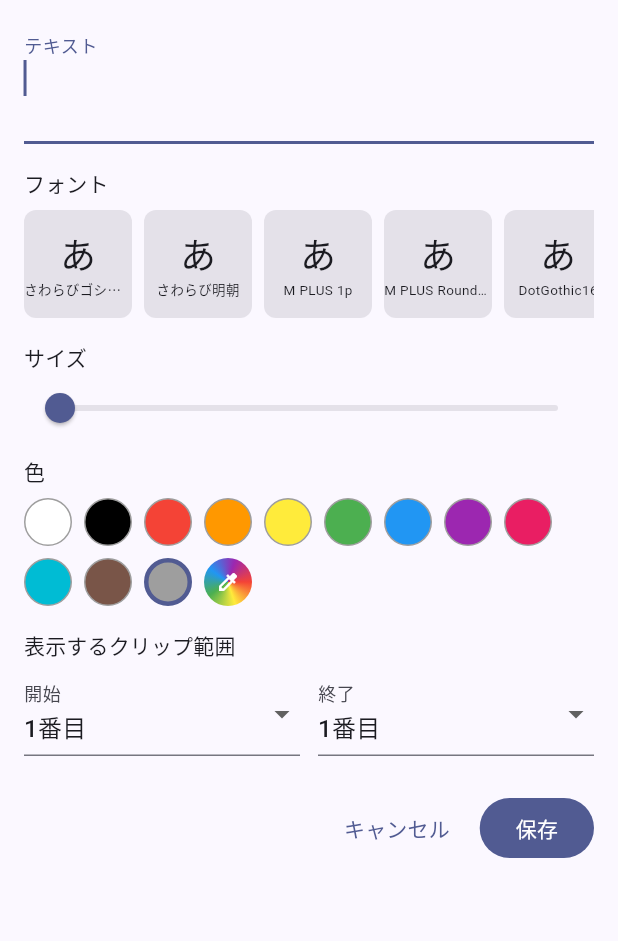
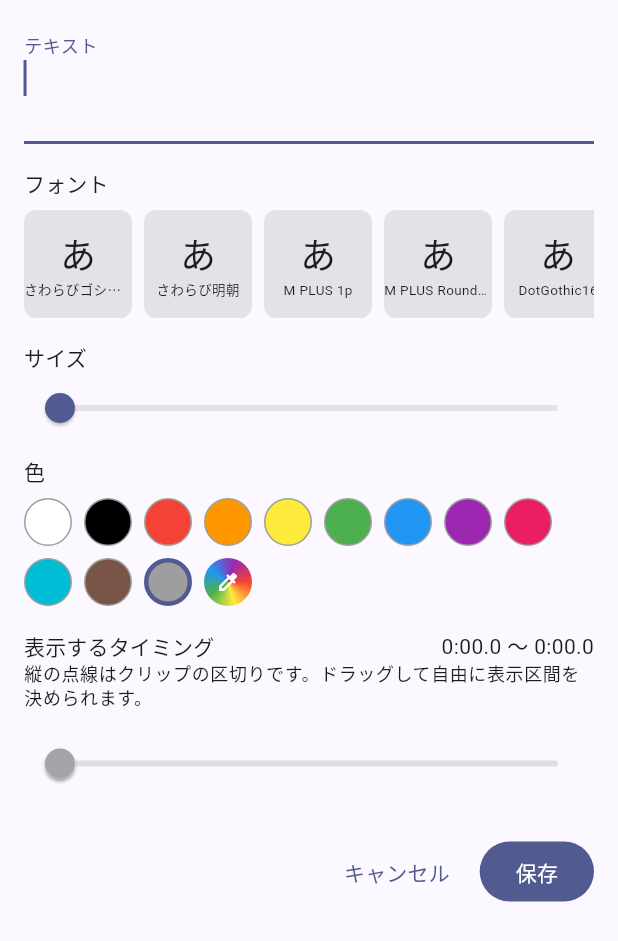
Before and after one commit to toshitoshi-creator/toshi_vlog, a Flutter app: the _TextOverlayFormSheet widget shown alone on an empty page, opened directly with empty values, on a phone screen of 412 x 824 dp. Shown: the top 941 px of the screen. Run offline on Flutter 3.47's test engine with Material 3 defaults, Android fonts, the phone set to English and light mode, and no system bars; our stand-ins replace audioplayers, camera, file_picker, flutter_colorpicker, image_picker, in_app_purchase and 1 more; missing offline and left inert: ffmpeg_kit_flutter_new, gal; Roboto replaces fonts that are missing (DotGothic16, MPLUS1p, MPLUSRounded1c).

Commit message:
Add a free-placement timeline for text captions; surface preview load errors
TextOverlay's visible range was previously locked to clip index
boundaries (startClipIndex/endClipIndex). It's now stored as
startSeconds/endSeconds on the compiled video's own timeline, editable
via a RangeSlider with clip-boundary tick marks for reference, letting
captions start/end at any point instead of only at clip edges.

Also makes the edit screen's inline preview show a real error message
instead of silently falling back to the generic "no video" placeholder
when VideoPlayerController.initialize() throws, to make a genuinely
broken preview distinguishable from "not loaded yet".

```diff
--- a/lib/models/text_overlay.dart
+++ b/lib/models/text_overlay.dart
@@ -16,8 +16,8 @@ class TextOverlay {
     required this.x,
     required this.y,
     required this.rotationDegrees,
-    required this.startClipIndex,
-    required this.endClipIndex,
+    required this.startSeconds,
+    required this.endSeconds,
     this.renderedImagePath,
     this.renderedWidth,
     this.renderedHeight,
@@ -36,9 +36,11 @@ class TextOverlay {
   final double y;
   final double rotationDegrees;
 
-  /// Inclusive clip index range (0-based) this caption is visible for.
-  final int startClipIndex;
-  final int endClipIndex;
+  /// Visible time range, in seconds from the start of the compiled video
+  /// (before BGM/other overlays are applied). Freely chosen on a timeline,
+  /// not snapped to clip boundaries.
+  final double startSeconds;
+  final double endSeconds;
 
   final String? renderedImagePath;
   final int? renderedWidth;
@@ -52,8 +54,8 @@ class TextOverlay {
     double? x,
     double? y,
     double? rotationDegrees,
-    int? startClipIndex,
-    int? endClipIndex,
+    double? startSeconds,
+    double? endSeconds,
     String? renderedImagePath,
     int? renderedWidth,
     int? renderedHeight,
@@ -67,8 +69,8 @@ class TextOverlay {
       x: x ?? this.x,
       y: y ?? this.y,
       rotationDegrees: rotationDegrees ?? this.rotationDegrees,
-      startClipIndex: startClipIndex ?? this.startClipIndex,
-      endClipIndex: endClipIndex ?? this.endClipIndex,
+      startSeconds: startSeconds ?? this.startSeconds,
+      endSeconds: endSeconds ?? this.endSeconds,
       renderedImagePath: renderedImagePath ?? this.renderedImagePath,
       renderedWidth: renderedWidth ?? this.renderedWidth,
       renderedHeight: renderedHeight ?? this.renderedHeight,
@@ -84,8 +86,8 @@ class TextOverlay {
     'x': x,
     'y': y,
     'rotationDegrees': rotationDegrees,
-    'startClipIndex': startClipIndex,
-    'endClipIndex': endClipIndex,
+    'startSeconds': startSeconds,
+    'endSeconds': endSeconds,
     'renderedImagePath': renderedImagePath,
     'renderedWidth': renderedWidth,
     'renderedHeight': renderedHeight,
@@ -100,8 +102,8 @@ class TextOverlay {
     x: (json['x'] as num).toDouble(),
     y: (json['y'] as num).toDouble(),
     rotationDegrees: (json['rotationDegrees'] as num).toDouble(),
-    startClipIndex: json['startClipIndex'] as int,
-    endClipIndex: json['endClipIndex'] as int,
+    startSeconds: (json['startSeconds'] as num).toDouble(),
+    endSeconds: (json['endSeconds'] as num).toDouble(),
     renderedImagePath: json['renderedImagePath'] as String?,
     renderedWidth: json['renderedWidth'] as int?,
     renderedHeight: json['renderedHeight'] as int?,
--- a/lib/screens/edit_screen.dart
+++ b/lib/screens/edit_screen.dart
@@ -46,6 +46,7 @@ class _EditScreenState extends State<EditScreen> {
 
   VideoPlayerController? _previewController;
   int _previewRevision = -1;
+  String? _previewError;
   List<TextOverlay> _draftOverlays = [];
   final Map<String, GlobalKey> _overlayKeys = {};
   double _previewWidth = 1;
@@ -117,6 +118,7 @@ class _EditScreenState extends State<EditScreen> {
     final file = _activeReel.compiledFile;
     final oldController = _previewController;
     _previewController = null;
+    _previewError = null;
     _previewRevision = _activeReel.revision;
     await oldController?.dispose();
     if (file == null) {
@@ -128,7 +130,8 @@ class _EditScreenState extends State<EditScreen> {
       await controller.initialize();
       await controller.seekTo(Duration.zero);
       await controller.pause();
-    } catch (_) {
+    } catch (e) {
+      if (mounted) setState(() => _previewError = 'プレビューを読み込めませんでした: $e');
       return;
     }
     if (!mounted) {
@@ -182,6 +185,9 @@ class _EditScreenState extends State<EditScreen> {
       ).showSnackBar(const SnackBar(content: Text('先にクリップを追加してください')));
       return;
     }
+    final starts = await _activeReel.segmentStartTimes();
+    final totalSeconds = starts.last.inMilliseconds / 1000;
+    if (!mounted) return;
     final result = await showModalBottomSheet<TextOverlay>(
       context: context,
       isScrollControlled: true,
@@ -195,10 +201,13 @@ class _EditScreenState extends State<EditScreen> {
           x: 0.5,
           y: 0.5,
           rotationDegrees: 0,
-          startClipIndex: 0,
-          endClipIndex: segments.length - 1,
+          startSeconds: 0,
+          endSeconds: totalSeconds,
         ),
-        maxClipIndex: segments.length - 1,
+        totalSeconds: totalSeconds,
+        clipBoundarySeconds: [
+          for (final s in starts) s.inMilliseconds / 1000,
+        ],
       ),
     );
     if (result == null || result.text.trim().isEmpty) return;
@@ -206,14 +215,19 @@ class _EditScreenState extends State<EditScreen> {
   }
 
   Future<void> _editText(TextOverlay overlay) async {
-    final maxClipIndex = _activeReel.segments.length - 1;
-    if (maxClipIndex < 0) return;
+    if (_activeReel.segments.isEmpty) return;
+    final starts = await _activeReel.segmentStartTimes();
+    final totalSeconds = starts.last.inMilliseconds / 1000;
+    if (!mounted) return;
     final result = await showModalBottomSheet<TextOverlay>(
       context: context,
       isScrollControlled: true,
       builder: (context) => _TextOverlayFormSheet(
         initial: overlay,
-        maxClipIndex: maxClipIndex,
+        totalSeconds: totalSeconds,
+        clipBoundarySeconds: [
+          for (final s in starts) s.inMilliseconds / 1000,
+        ],
       ),
     );
     if (result == null) return;
@@ -471,7 +485,8 @@ class _EditScreenState extends State<EditScreen> {
                     title: Text(overlay.text),
                     subtitle: Text(
                       '${AppFont.byId(overlay.fontId).displayName} / '
-                      '${overlay.startClipIndex + 1}〜${overlay.endClipIndex + 1}番目',
+                      '${_formatSeconds(overlay.startSeconds)}〜'
+                      '${_formatSeconds(overlay.endSeconds)}',
                     ),
                     onTap: () => _editText(overlay),
                     trailing: IconButton(
@@ -562,10 +577,11 @@ class _EditScreenState extends State<EditScreen> {
                 if (controller != null && controller.value.isInitialized)
                   Positioned.fill(child: VideoPlayer(controller))
                 else
-                  const Center(
+                  Center(
                     child: Text(
-                      'まとめ動画がありません',
-                      style: TextStyle(color: Colors.white70),
+                      _previewError ?? 'まとめ動画がありません',
+                      textAlign: TextAlign.center,
+                      style: const TextStyle(color: Colors.white70),
                     ),
                   ),
                 for (final overlay in _draftOverlays)
@@ -638,11 +654,28 @@ extension _FirstOrNull<T> on Iterable<T> {
   T? get firstOrNull => isEmpty ? null : first;
 }
 
+String _formatSeconds(double seconds) {
+  final clamped = seconds < 0 ? 0.0 : seconds;
+  final minutes = clamped ~/ 60;
+  final rest = clamped - minutes * 60;
+  return '$minutes:${rest.toStringAsFixed(1).padLeft(4, '0')}';
+}
+
 class _TextOverlayFormSheet extends StatefulWidget {
-  const _TextOverlayFormSheet({required this.initial, required this.maxClipIndex});
+  const _TextOverlayFormSheet({
+    required this.initial,
+    required this.totalSeconds,
+    required this.clipBoundarySeconds,
+  });
 
   final TextOverlay initial;
-  final int maxClipIndex;
+
+  /// Total duration of the compiled video (pre-BGM/text), in seconds.
+  final double totalSeconds;
+
+  /// Cumulative clip start times (seconds), including 0 and [totalSeconds],
+  /// used to draw tick marks on the timeline for reference.
+  final List<double> clipBoundarySeconds;
 
   @override
   State<_TextOverlayFormSheet> createState() => _TextOverlayFormSheetState();
@@ -653,8 +686,8 @@ class _TextOverlayFormSheetState extends State<_TextOverlayFormSheet> {
   late String _fontId;
   late double _fontSize;
   late Color _color;
-  late int _startClip;
-  late int _endClip;
+  late double _startSeconds;
+  late double _endSeconds;
 
   static const _presetColors = [
     Colors.white,
@@ -678,8 +711,10 @@ class _TextOverlayFormSheetState extends State<_TextOverlayFormSheet> {
     _fontId = widget.initial.fontId;
     _fontSize = widget.initial.fontSize;
     _color = widget.initial.color;
-    _startClip = widget.initial.startClipIndex.clamp(0, widget.maxClipIndex);
-    _endClip = widget.initial.endClipIndex.clamp(0, widget.maxClipIndex);
+    final maxSeconds = widget.totalSeconds > 0 ? widget.totalSeconds : 0.0;
+    _startSeconds = widget.initial.startSeconds.clamp(0.0, maxSeconds);
+    _endSeconds = widget.initial.endSeconds.clamp(0.0, maxSeconds);
+    if (_startSeconds > _endSeconds) _startSeconds = _endSeconds;
   }
 
   @override
@@ -721,16 +756,16 @@ class _TextOverlayFormSheetState extends State<_TextOverlayFormSheet> {
       Navigator.of(context).pop();
       return;
     }
-    final start = _startClip <= _endClip ? _startClip : _endClip;
-    final end = _endClip >= _startClip ? _endClip : _startClip;
+    final start = _startSeconds <= _endSeconds ? _startSeconds : _endSeconds;
+    final end = _endSeconds >= _startSeconds ? _endSeconds : _startSeconds;
     Navigator.of(context).pop(
       widget.initial.copyWith(
         text: text,
         fontId: _fontId,
         fontSize: _fontSize,
         color: _color,
-        startClipIndex: start,
-        endClipIndex: end,
+        startSeconds: start,
+        endSeconds: end,
       ),
     );
   }
@@ -864,46 +899,37 @@ class _TextOverlayFormSheetState extends State<_TextOverlayFormSheet> {
               ],
             ),
             const SizedBox(height: 16),
-            Text('表示するクリップ範囲', style: Theme.of(context).textTheme.labelLarge),
-            const SizedBox(height: 8),
             Row(
+              mainAxisAlignment: MainAxisAlignment.spaceBetween,
               children: [
-                Expanded(
-                  child: DropdownButtonFormField<int>(
-                    initialValue: _startClip,
-                    decoration: const InputDecoration(labelText: '開始'),
-                    items: [
-                      for (var i = 0; i <= widget.maxClipIndex; i++)
-                        DropdownMenuItem(value: i, child: Text('${i + 1}番目')),
-                    ],
-                    onChanged: (v) {
-                      if (v == null) return;
-                      setState(() {
-                        _startClip = v;
-                        if (_endClip < _startClip) _endClip = _startClip;
-                      });
-                    },
-                  ),
+                Text(
+                  '表示するタイミング',
+                  style: Theme.of(context).textTheme.labelLarge,
                 ),
-                const SizedBox(width: 12),
-                Expanded(
-                  child: DropdownButtonFormField<int>(
-                    initialValue: _endClip,
-                    decoration: const InputDecoration(labelText: '終了'),
-                    items: [
-                      for (var i = 0; i <= widget.maxClipIndex; i++)
-                        DropdownMenuItem(value: i, child: Text('${i + 1}番目')),
-                    ],
-                    onChanged: (v) {
-                      if (v == null) return;
-                      setState(() {
-                        _endClip = v;
-                        if (_startClip > _endClip) _startClip = _endClip;
-                      });
-                    },
-                  ),
+                Text(
+                  '${_formatSeconds(_startSeconds)} 〜 ${_formatSeconds(_endSeconds)}',
+                  style: Theme.of(context).textTheme.bodyMedium,
                 ),
               ],
+            ),
+            Text(
+              '縦の点線はクリップの区切りです。ドラッグして自由に表示区間を決められます。',
+              style: Theme.of(context).textTheme.bodySmall,
+            ),
+            _TimelineTicks(
+              totalSeconds: widget.totalSeconds,
+              boundarySeconds: widget.clipBoundarySeconds,
+            ),
+            RangeSlider(
+              values: RangeValues(_startSeconds, _endSeconds),
+              min: 0,
+              max: widget.totalSeconds > 0 ? widget.totalSeconds : 1,
+              onChanged: widget.totalSeconds <= 0
+                  ? null
+                  : (values) => setState(() {
+                      _startSeconds = values.start;
+                      _endSeconds = values.end;
+                    }),
             ),
             const SizedBox(height: 24),
             Row(
@@ -923,3 +949,50 @@ class _TextOverlayFormSheetState extends State<_TextOverlayFormSheet> {
     );
   }
 }
+
+/// Thin vertical tick marks at each clip boundary, roughly aligned above a
+/// [RangeSlider]'s track (Material centers the track within the slider's
+/// full width, inset by its thumb radius on each side).
+class _TimelineTicks extends StatelessWidget {
+  const _TimelineTicks({
+    required this.totalSeconds,
+    required this.boundarySeconds,
+  });
+
+  final double totalSeconds;
+  final List<double> boundarySeconds;
+
+  static const _horizontalInset = 16.0;
+
+  @override
+  Widget build(BuildContext context) {
+    if (totalSeconds <= 0) return const SizedBox(height: 12);
+    return SizedBox(
+      height: 12,
+      child: LayoutBuilder(
+        builder: (context, constraints) {
+          final trackWidth = (constraints.maxWidth - _horizontalInset * 2)
+              .clamp(0.0, double.infinity);
+          return Stack(
+            children: [
+              for (final boundary in boundarySeconds)
+                if (boundary > 0 && boundary < totalSeconds)
+                  Positioned(
+                    left:
+                        _horizontalInset +
+                        (boundary / totalSeconds) * trackWidth -
+                        0.5,
+                    top: 0,
+                    child: Container(
+                      width: 1,
+                      height: 10,
+                      color: Theme.of(context).colorScheme.outlineVariant,
+                    ),
+                  ),
+            ],
+          );
+        },
+      ),
+    );
+  }
+}
```
Also changed, not shown: lib/models/highlight_reel.dart (+11 -11 lines).
